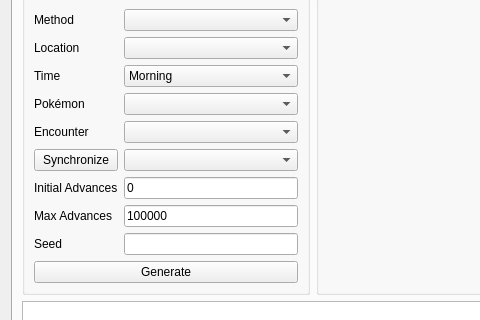
First picture: the form in Forms/Gen4/Wild4.ui, repository Admiral-Fish/PokeFinder, before the edit; both pictures show x 0 to 480 and y 163 to 483 of the 1200 by 700 pixel window.
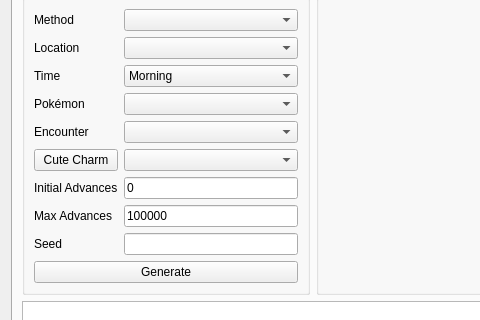
Second picture: the form after the edit. Custom widgets are drawn as their Qt base class.

```diff
--- a/Forms/Gen4/Wild4.ui
+++ b/Forms/Gen4/Wild4.ui
@@ -318,7 +318,7 @@
           <item row="5" column="0">
            <widget class="QPushButton" name="pushButtonGeneratorLead">
             <property name="text">
-             <string>Synchronize</string>
+             <string>Cute Charm</string>
             </property>
            </widget>
           </item>
```
